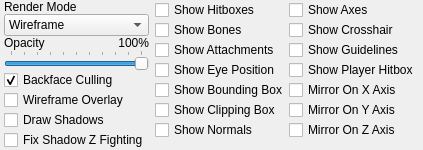
Above: src/hlam/plugins/halflife/studiomodel/ui/dockpanels/ModelDisplayPanel.ui from SamVanheer/HalfLifeAssetManager before the change. Below: the same form after it.
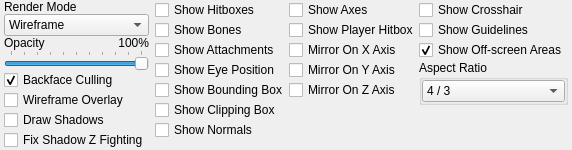
That is the form after the change.

Commit message: Rework aspect ratio setting storage, move aspect ratio setting to Model Display panel, add option to hide off-screen areas

Diff of the .ui file:
```diff
--- a/src/hlam/plugins/halflife/studiomodel/ui/dockpanels/ModelDisplayPanel.ui
+++ b/src/hlam/plugins/halflife/studiomodel/ui/dockpanels/ModelDisplayPanel.ui
@@ -6,7 +6,7 @@
    <rect>
     <x>0</x>
     <y>0</y>
-    <width>381</width>
+    <width>518</width>
     <height>143</height>
    </rect>
   </property>
@@ -301,20 +301,6 @@
        </property>
       </widget>
      </item>
-     <item>
-      <widget class="QCheckBox" name="ShowCrosshair">
-       <property name="text">
-        <string>Show Crosshair</string>
-       </property>
-      </widget>
-     </item>
-     <item>
-      <widget class="QCheckBox" name="ShowGuidelines">
-       <property name="text">
-        <string>Show Guidelines</string>
-       </property>
-      </widget>
-     </item>
      <item>
       <widget class="QCheckBox" name="ShowPlayerHitbox">
        <property name="text">
@@ -358,6 +344,93 @@
      </item>
     </layout>
    </item>
+   <item>
+    <layout class="QVBoxLayout" name="verticalLayout">
+     <property name="spacing">
+      <number>0</number>
+     </property>
+     <item>
+      <widget class="QCheckBox" name="ShowCrosshair">
+       <property name="text">
+        <string>Show Crosshair</string>
+       </property>
+      </widget>
+     </item>
+     <item>
+      <widget class="QCheckBox" name="ShowGuidelines">
+       <property name="text">
+        <string>Show Guidelines</string>
+       </property>
+      </widget>
+     </item>
+     <item>
+      <widget class="QCheckBox" name="ShowOffscreenAreas">
+       <property name="text">
+        <string>Show Off-screen Areas</string>
+       </property>
+       <property name="checked">
+        <bool>true</bool>
+       </property>
+      </widget>
+     </item>
+     <item>
+      <widget class="QGroupBox" name="groupBox">
+       <property name="title">
+        <string>Aspect Ratio</string>
+       </property>
+       <property name="flat">
+        <bool>true</bool>
+       </property>
+       <layout class="QVBoxLayout" name="verticalLayout_3">
+        <property name="leftMargin">
+         <number>0</number>
+        </property>
+        <property name="topMargin">
+         <number>0</number>
+        </property>
+        <property name="rightMargin">
+         <number>0</number>
+        </property>
+        <property name="bottomMargin">
+         <number>0</number>
+        </property>
+        <item>
+         <widget class="QComboBox" name="AspectRatio">
+          <item>
+           <property name="text">
+            <string>4 / 3</string>
+           </property>
+          </item>
+          <item>
+           <property name="text">
+            <string>16 / 9</string>
+           </property>
+          </item>
+          <item>
+           <property name="text">
+            <string>16 / 10</string>
+           </property>
+          </item>
+         </widget>
+        </item>
+       </layout>
+      </widget>
+     </item>
+     <item>
+      <spacer name="verticalSpacer">
+       <property name="orientation">
+        <enum>Qt::Vertical</enum>
+       </property>
+       <property name="sizeHint" stdset="0">
+        <size>
+         <width>20</width>
+         <height>0</height>
+        </size>
+       </property>
+      </spacer>
+     </item>
+    </layout>
+   </item>
   </layout>
  </widget>
  <resources/>
```
The commit also changes 11 other files.
